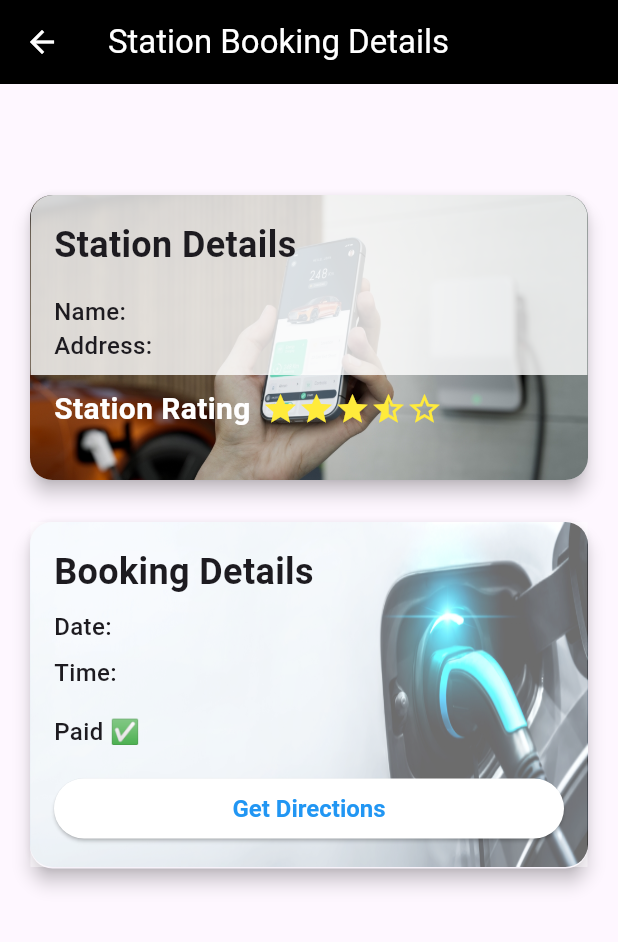
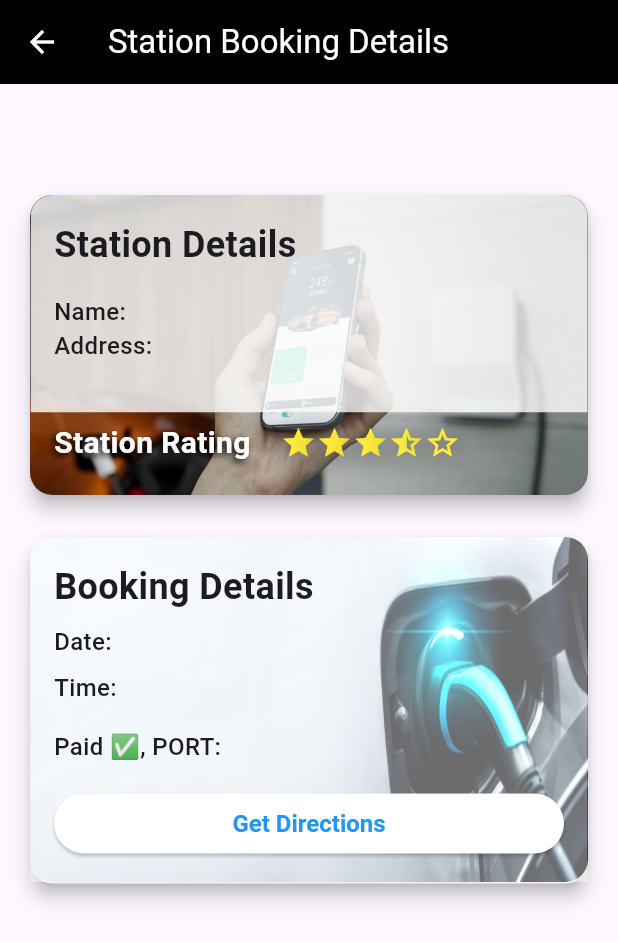
Before and after one commit to pranavgaikwadcodes/ev_charging_station, a Flutter app: the BookingDetailsScreen screen opened directly with empty values, on a phone screen of 412 x 824 dp. Shown: the top 942 px of the screen. Run offline on Flutter 3.47's test engine with Material 3 defaults, Android fonts, the phone set to English and light mode, and no system bars; our stand-ins replace cloud_firestore, firebase_auth, firebase_core, flutter_native_splash, flutter_rating_bar, fluttertoast and 5 more; missing offline and left inert: razorpay_flutter; accounts and stored records are empty.

Commit message:
UI Improvements and bug fixes, functionality improvements for optimization

```diff
--- a/lib/features/screens/bookings/booking_details.dart
+++ b/lib/features/screens/bookings/booking_details.dart
@@ -4,7 +4,7 @@ import 'package:get/get.dart';
 import 'package:url_launcher/url_launcher.dart';
 
 class BookingDetailsScreen extends StatelessWidget {
-  final String stationName, date, time, stationAddress, latitude, longitude;
+  final String stationName, date, time, stationAddress, latitude, longitude, port;
   final int stationID;
 
   const BookingDetailsScreen({
@@ -12,6 +12,7 @@ class BookingDetailsScreen extends StatelessWidget {
     required this.stationName,
     required this.date,
     required this.time,
+    required this.port,
     required this.stationAddress,
     required this.stationID,
     required this.latitude,
@@ -20,6 +21,7 @@ class BookingDetailsScreen extends StatelessWidget {
 
   @override
   Widget build(BuildContext context) {
+    printInfo(info: 'port: $port');
     return Scaffold(
       extendBodyBehindAppBar: true,
       appBar: AppBar(
@@ -55,15 +57,13 @@ class BookingDetailsScreen extends StatelessWidget {
                       borderRadius: BorderRadius.circular(15),
                       child: SizedBox(
                         width: double.infinity,
-                        height: 190,
+                        height: 200,
                         child: Image.asset(
                           'assets/evAPP.jpeg',
                           fit: BoxFit.cover,
                         ),
                       ),
                     ),
-                    // Column(
-                    //   children: [
                     Align(
                       alignment: Alignment.center,
                       child: ClipRRect(
@@ -75,27 +75,10 @@ class BookingDetailsScreen extends StatelessWidget {
                           color: const Color.fromRGBO(255, 255, 255, 1)
                               .withOpacity(0.8),
                           width: 371.4,
-                              height: 120,
+                          height: 145,
                         ),
                       ),
                     ),
-                        // Align(
-                        //   alignment: Alignment.center,
-                        //   child: ClipRRect(
-                        //     borderRadius: const BorderRadius.only(
-                        //       bottomLeft: Radius.circular(15),
-                        //       bottomRight: Radius.circular(15),
-                        //     ),
-                        //     child: Container(
-                        //       color: const Color.fromRGBO(0, 0, 0, 1)
-                        //           .withOpacity(0.4),
-                        //       width: 371.4,
-                        //       height: 70,
-                        //     ),
-                        //   ),
-                        // ),
-                    //   ],
-                    // ),
                     Padding(
                       padding: const EdgeInsets.all(16),
                       child: Column(
@@ -109,14 +92,19 @@ class BookingDetailsScreen extends StatelessWidget {
                             ),
                           ),
                           const SizedBox(height: 16),
-                          Text(
+                          SizedBox(
+                            height: 70,
+                            child: Text(
                               'Name: $stationName\nAddress: $stationAddress',
                               style: const TextStyle(
                                 fontSize: 16,
                                 fontWeight: FontWeight.w500,
                               ),
+                              maxLines: 3,
+                              overflow: TextOverflow.ellipsis,
                             ),
-                          const SizedBox(height: 16),
+                          ),
+                          const SizedBox(height: 15),
                           const Row(
                             children: [
                               Text(
@@ -124,18 +112,74 @@ class BookingDetailsScreen extends StatelessWidget {
                                 style: TextStyle(
                                   fontSize: 20,
                                   fontWeight: FontWeight.bold,
-                                  color: Colors.white
+                                  color: Colors.white,
+                                  shadows: [
+                                    Shadow(
+                                      color: Colors.black,
+                                      offset: Offset(-2, 2),
+                                      blurRadius: 5,
+                                    ),
+                                  ],
                                 ),
                               ),
-                              SizedBox(width: 8),
+                              SizedBox(width: 20),
                               Row(
                                 children: [
-                                  Icon(Icons.star, color: Colors.yellow),
-                                  Icon(Icons.star, color: Colors.yellow),
-                                  Icon(Icons.star, color: Colors.yellow),
-                                  Icon(Icons.star_half, color: Colors.yellow),
-                                  Icon(Icons.star_outline,
-                                      color: Colors.yellow),
+                                  Icon(
+                                    Icons.star,
+                                    color: Colors.yellow,
+                                    shadows: [
+                                      Shadow(
+                                        color: Colors.black,
+                                        offset: Offset(-2, 2),
+                                        blurRadius: 25,
+                                      ),
+                                    ],
+                                  ),
+                                  Icon(
+                                    Icons.star,
+                                    color: Colors.yellow,
+                                    shadows: [
+                                      Shadow(
+                                        color: Colors.black,
+                                        offset: Offset(-2, 2),
+                                        blurRadius: 25,
+                                      ),
+                                    ],
+                                  ),
+                                  Icon(
+                                    Icons.star,
+                                    color: Colors.yellow,
+                                    shadows: [
+                                      Shadow(
+                                        color: Colors.black,
+                                        offset: Offset(-2, 2),
+                                        blurRadius: 25,
+                                      ),
+                                    ],
+                                  ),
+                                  Icon(
+                                    Icons.star_half,
+                                    color: Colors.yellow,
+                                    shadows: [
+                                      Shadow(
+                                        color: Colors.black,
+                                        offset: Offset(-2, 2),
+                                        blurRadius: 25,
+                                      ),
+                                    ],
+                                  ),
+                                  Icon(
+                                    Icons.star_outline,
+                                    color: Colors.yellow,
+                                    shadows: [
+                                      Shadow(
+                                        color: Colors.black,
+                                        offset: Offset(-2, 2),
+                                        blurRadius: 25,
+                                      ),
+                                    ],
+                                  ),
                                 ],
                               ),
                             ],
@@ -202,9 +246,9 @@ class BookingDetailsScreen extends StatelessWidget {
                             ),
                           ),
                           const SizedBox(height: 16),
-                          const Text(
-                            "Paid ✅",
-                            style: TextStyle(
+                          Text(
+                            'Paid ✅, PORT: $port',
+                            style: const TextStyle(
                               fontSize: 16,
                               fontWeight: FontWeight.w500,
                             ),
@@ -221,7 +265,8 @@ class BookingDetailsScreen extends StatelessWidget {
                                     minimumSize: MaterialStateProperty.all(
                                         const Size(150, 40)),
                                     backgroundColor: MaterialStateProperty.all(
-                                        const Color.fromARGB(255, 255, 255, 255)),
+                                        const Color.fromARGB(
+                                            255, 255, 255, 255)),
                                     textStyle: MaterialStateProperty.all(
                                         const TextStyle(color: Colors.black)),
                                   ),
--- a/lib/features/screens/bookings/view_bookings.dart
+++ b/lib/features/screens/bookings/view_bookings.dart
@@ -52,7 +52,7 @@ class ViewBookingsScreen extends StatelessWidget {
                   future: fetchUserBookings(),
                   builder: (context, snapshot) {
                     if (snapshot.connectionState == ConnectionState.waiting) {
-                      return const CircularProgressIndicator();
+                      return const Center(child: CircularProgressIndicator());
                     } else if (snapshot.hasError) {
                       return Text('Error: ${snapshot.error}');
                     } else {
@@ -79,6 +79,7 @@ class ViewBookingsScreen extends StatelessWidget {
                               stationName: booking.stationName,
                               date: booking.date,
                               time: booking.time,
+                              port: booking.port,
                               stationAddress: booking.stationAddress,
                               lat: booking.latitude,
                               long: booking.longitude,
@@ -138,8 +139,9 @@ class ViewBookingsScreen extends StatelessWidget {
             latitude: double.tryParse(stationSnapshot['latitude']?.toString() ?? '') ?? 0.0,
             longitude: double.tryParse(stationSnapshot['longitude']?.toString() ?? '') ?? 0.0,
             stationAddress: stationSnapshot.data()?['address'] ?? 'Unknown Address',
-
+            port: bookingData['port'].toString(),
           );
+          printInfo(info: 'booking data : $booking');
 
           printInfo(info: "LAT LONG : ${stationSnapshot['latitude']}, ${stationSnapshot['longitude']}");
           bookings.add(booking);
@@ -163,6 +165,7 @@ class BookingData {
   final String stationName;
   final String date;
   final String time;
+  final String port;
   final String stationAddress;
   final double latitude;
   final double longitude;
@@ -171,6 +174,7 @@ class BookingData {
     required this.stationName,
     required this.date,
     required this.time,
+    required this.port,
     required this.stationAddress,
     required this.latitude,
     required this.longitude,
@@ -183,6 +187,7 @@ class BookingCard extends StatelessWidget {
     required this.stationName,
     required this.date,
     required this.time,
+    required this.port,
     required this.stationAddress,
     required this.lat,
     required this.long,
@@ -191,12 +196,16 @@ class BookingCard extends StatelessWidget {
   final String stationName;
   final String date;
   final String time;
+  final String port;
   final String stationAddress;
   final double lat;
   final double long;
 
   @override
   Widget build(BuildContext context) {
+
+    printInfo(info: 'portInfo: $port');
+
     return Card(
       elevation: 5,
       shadowColor: const Color.fromARGB(255, 34, 34, 34),
@@ -278,6 +287,7 @@ class BookingCard extends StatelessWidget {
                             stationName: stationName,
                             date: date,
                             time: time,
+                            port: port,
                             stationAddress: stationAddress,
                             latitude: lat.toString(),
                             longitude: long.toString(),
--- a/lib/features/screens/payment/database_service.dart
+++ b/lib/features/screens/payment/database_service.dart
@@ -7,7 +7,7 @@ class DatabaseService {
   static final FirebaseFirestore _firestore = FirebaseFirestore.instance;
   final User? user = FirebaseAuth.instance.currentUser;
 
-  Future<void> updateUser(int stationID, String slotTime) async {
+  Future<void> updateUser(int stationID, String slotTime, int slotSelected) async {
     try {
       if (user != null) {
         // Get the reference to the user's document
@@ -25,6 +25,7 @@ class DatabaseService {
               'stationID': stationID0,
               'time': time,
               'date': date,
+              'port': slotSelected,
             }
           ]),
         });
--- a/lib/features/screens/payment/razorpay_payment.dart
+++ b/lib/features/screens/payment/razorpay_payment.dart
@@ -42,7 +42,7 @@ class _RazorPayPaymentScreenState extends State<RazorPayPaymentScreen> {
 
     try {
       // update in database
-      await DatabaseService().updateUser(widget.stationID, widget.slotTime);
+      await DatabaseService().updateUser(widget.stationID, widget.slotTime, widget.slotSelected);
       await DatabaseService().updateStation(widget.stationID, widget.slotID, widget.slotSelected);
 
 
```
Lines whose indentation alone changed are shown as unchanged.
